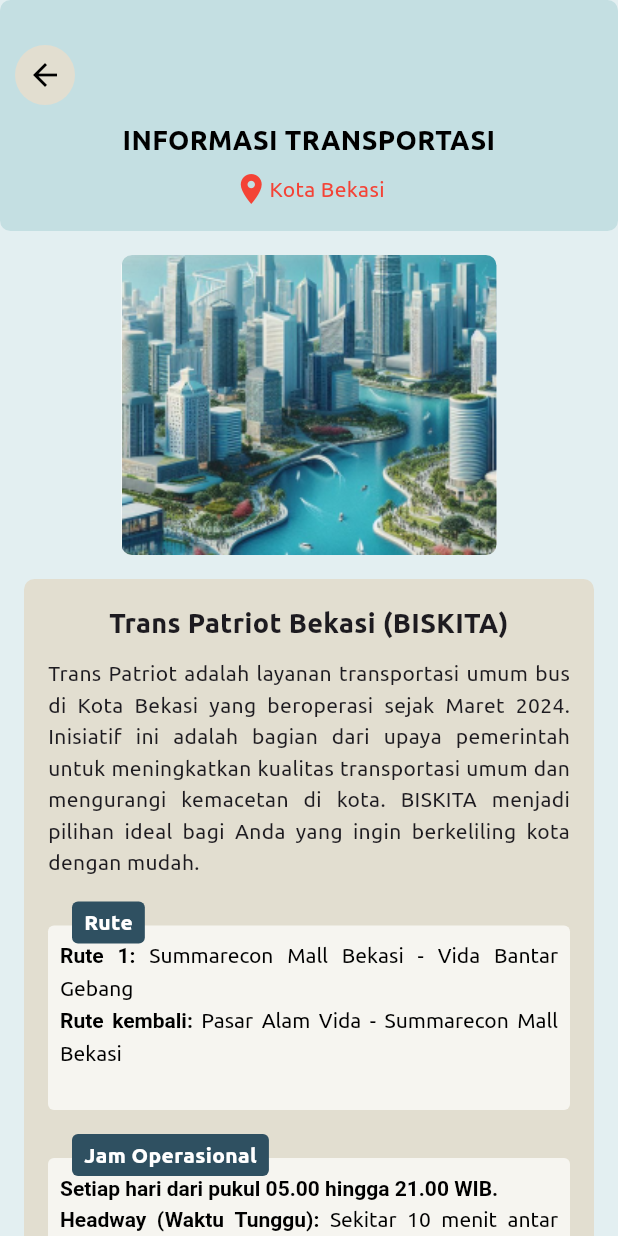
After one commit to Hudzaiflank/Nagarishakti_4Nesia, a Flutter app: the UserTransportationPage screen opened directly, on a phone screen of 412 x 824 dp. The commit adds this screen. Run offline on Flutter 3.47's test engine with Material 3 defaults, Android fonts, the phone set to English and light mode, and no system bars; drawn by our look-alikes of carousel_slider; our stand-ins replace image_picker, sqflite; accounts and stored records are empty.

Commit message:
push transportation page

```diff
--- a/lib/User/Destination/user-Destination-page.dart
+++ b/lib/User/Destination/user-Destination-page.dart
@@ -151,9 +151,7 @@ class UserDestinationPage extends StatelessWidget {
       onTap: () {
         Navigator.push(
           context,
-          MaterialPageRoute(
-              builder: (context) =>
-                  UserDetailDestinationPage()), // Adjust this to your detail page
+          MaterialPageRoute(builder: (context) => UserDetailDestinationPage()),
         );
       },
       child: Padding(
@@ -176,7 +174,7 @@ class UserDestinationPage extends StatelessWidget {
             children: [
               ClipRRect(
                 borderRadius: BorderRadius.all(
-                    Radius.circular(7.0)), // Updated to 7px for all corners
+                    Radius.circular(7.0)), // ini biar semua 7px si pinggirnya
                 child: Image.asset(
                   imagePath,
                   height: 120,
--- a/lib/User/user-home.dart
+++ b/lib/User/user-home.dart
@@ -3,6 +3,7 @@ import 'package:flutter/material.dart';
 import 'Profile/user-profile.dart';
 import 'user-Timeline-Festival.dart';
 import 'Destination/user-Destination-page.dart';
+import 'user-transportation-page.dart';
 
 class UserHome extends StatelessWidget {
   final List<String> imageList = [
@@ -344,7 +345,16 @@ class UserHome extends StatelessWidget {
                           ),
                         ),
                         Divider(height: 1),
-                        ListTile(
+                        GestureDetector(
+                          onTap: () {
+                            Navigator.push(
+                              context,
+                              MaterialPageRoute(
+                                  builder: (context) =>
+                                      UserTransportationPage()),
+                            );
+                          },
+                          child: ListTile(
                             leading: Container(
                               width: 30,
                               child: Image.asset(
@@ -359,9 +369,10 @@ class UserHome extends StatelessWidget {
                               ),
                             ),
                             subtitle: Text(
-                            'Temukan Transportasi yang tepat ke Tempat Wisata tujuan!',
+                              'Informasi tentang sarana transportasi dan akomodasi di daerah Anda',
                               style: TextStyle(fontFamily: 'Ubuntu'),
                               textAlign: TextAlign.justify,
+                            ),
                           ),
                         ),
                       ],
--- /dev/null
+++ b/lib/User/user-transportation-page.dart
@@ -0,0 +1,401 @@
+import 'package:flutter/material.dart';
+import 'package:carousel_slider/carousel_slider.dart';
+
+class UserTransportationPage extends StatefulWidget {
+  @override
+  _UserTransportationPageState createState() => _UserTransportationPageState();
+}
+
+class _UserTransportationPageState extends State<UserTransportationPage> {
+  bool showNewContent = false;
+
+  @override
+  Widget build(BuildContext context) {
+    return Scaffold(
+      backgroundColor: Color(0xFFE3EFF1),
+      body: SingleChildScrollView(
+        child: Column(
+          crossAxisAlignment: CrossAxisAlignment.stretch,
+          children: [
+            Container(
+              padding: EdgeInsets.only(top: 20.0, bottom: 16.0),
+              decoration: BoxDecoration(
+                color: Color(0xFFC4DFE2),
+                borderRadius: BorderRadius.circular(7.0),
+              ),
+              child: Stack(
+                children: [
+                  Positioned(
+                    top: 10,
+                    left: 10,
+                    child: CircleAvatar(
+                      backgroundColor: Color(0xFFE2DED0),
+                      child: IconButton(
+                        icon: Icon(Icons.arrow_back),
+                        color: Colors.black,
+                        onPressed: () {
+                          Navigator.pop(context);
+                        },
+                      ),
+                    ),
+                  ),
+                  Column(
+                    children: [
+                      SizedBox(height: 60),
+                      Text(
+                        'INFORMASI TRANSPORTASI',
+                        style: TextStyle(
+                          fontWeight: FontWeight.bold,
+                          fontFamily: 'Ubuntu',
+                          color: Colors.black,
+                          fontSize: 18,
+                        ),
+                        textAlign: TextAlign.center,
+                      ),
+                      SizedBox(height: 8),
+                      Row(
+                        mainAxisAlignment: MainAxisAlignment.center,
+                        children: [
+                          Icon(
+                            Icons.location_on,
+                            color: Colors.red,
+                          ),
+                          Text(
+                            'Kota Bekasi',
+                            style: TextStyle(
+                              fontFamily: 'Ubuntu',
+                              color: Colors.red,
+                              fontSize: 14,
+                            ),
+                          ),
+                        ],
+                      ),
+                    ],
+                  ),
+                ],
+              ),
+            ),
+            Padding(
+              padding: const EdgeInsets.all(16.0),
+              child: Column(
+                crossAxisAlignment: CrossAxisAlignment.stretch,
+                children: [
+                  CarouselSlider(
+                    options: CarouselOptions(
+                      height: 200.0,
+                      autoPlay: false,
+                      enlargeCenterPage: true,
+                    ),
+                    items: [
+                      'assets/contoh-gambar.png',
+                      'assets/icon.png',
+                      'assets/contoh-gambar.png',
+                      'assets/contoh-gambar.png',
+                      'assets/contoh-gambar.png',
+                    ].map((i) {
+                      return Builder(
+                        builder: (BuildContext context) {
+                          return GestureDetector(
+                            onTap: () {
+                              setState(() {
+                                showNewContent = i == 'assets/icon.png';
+                              });
+                            },
+                            child: Container(
+                              width: 250,
+                              margin: EdgeInsets.symmetric(horizontal: 5.0),
+                              decoration: BoxDecoration(
+                                color: Colors.white,
+                                borderRadius: BorderRadius.circular(7.0),
+                              ),
+                              child: ClipRRect(
+                                borderRadius: BorderRadius.circular(7.0),
+                                child: Image.asset(i, fit: BoxFit.cover),
+                              ),
+                            ),
+                          );
+                        },
+                      );
+                    }).toList(),
+                  ),
+                  SizedBox(height: 16),
+                  showNewContent
+                      ? Container(
+                          padding: EdgeInsets.all(16.0),
+                          decoration: BoxDecoration(
+                            color: Color(0xFFE2DED0),
+                            borderRadius: BorderRadius.circular(7.0),
+                          ),
+                          child: Column(
+                            crossAxisAlignment: CrossAxisAlignment.stretch,
+                            children: [
+                              Text(
+                                'Angkutan Kota (Angkot)',
+                                style: TextStyle(
+                                  fontWeight: FontWeight.bold,
+                                  fontFamily: 'Ubuntu',
+                                  fontSize: 18,
+                                ),
+                                textAlign: TextAlign.center,
+                              ),
+                              SizedBox(height: 10),
+                              Text(
+                                'Angkutan kota (angkot) adalah salah satu moda transportasi utama di Bekasi yang menyediakan layanan transportasi yang luas dan menjangkau berbagai area di kota. Berikut adalah beberapa informasi rinci mengenai angkutan kota di Bekasi:',
+                                style: TextStyle(
+                                  fontFamily: 'Ubuntu',
+                                  fontSize: 14,
+                                  height: 1.5,
+                                ),
+                                textAlign: TextAlign.justify,
+                              ),
+                              SizedBox(height: 16),
+                              buildInfoSection(
+                                'Rute',
+                                'K01: Terminal Bekasi - Pondok Gede - Pasar Rebo\n'
+                                    'K02: Terminal Bekasi - Bulak Kapal - Cikarang\n'
+                                    'K03: Harapan Indah - Bekasi Timur\n'
+                                    'K04: Terminal Bekasi - Cibitung - Ujung Harapan\n'
+                                    'K05: Summarecon Bekasi - Kalimalang - Jatiasih',
+                                boldText: [
+                                  'K01:',
+                                  'K02:',
+                                  'K03:',
+                                  'K04:',
+                                  'K05:'
+                                ],
+                              ),
+                              buildInfoSection(
+                                'Jam Operasional',
+                                'Angkot di Bekasi beroperasi dari pagi hingga malam, dengan jam operasional yang bervariasi tergantung pada rute dan hari.\n'
+                                    'Biasanya: 05.00 WIB s.d. 22.00 WIB',
+                                boldText: ['Biasanya:'],
+                              ),
+                              buildInfoSection(
+                                'Tarif',
+                                'Bervariasi tergantung pada jarak perjalanan, biasanya berkisar antara Rp 4.000 hingga Rp 10.000 per perjalanan.',
+                                boldText: [
+                                  'Bervariasi tergantung pada jarak perjalanan,'
+                                ],
+                              ),
+                              buildInfoSection(
+                                'Fasilitas',
+                                'Tempat Duduk: Kapasitas tempat duduk bervariasi, biasanya mampu menampung sekitar 10-12 penumpang.\n'
+                                    'Keamanan Angkot di Bekasi: biasanya sederhana, tapi ada beberapa angkot yang sudah menyediakan AC dan beberapa fasilitas tambahan.',
+                                boldText: [
+                                  'Tempat Duduk:',
+                                  'Keamanan Angkot di Bekasi:'
+                                ],
+                              ),
+                              buildInfoSection(
+                                'Kelebihan',
+                                '• Jangkauan Luas: Angkot menjangkau berbagai wilayah di Bekasi, termasuk area-area yang mungkin tidak dilalui oleh transportasi umum lain.\n'
+                                    '• Fleksibilitas: Angkot lebih fleksibel dalam mengatur rute dan waktu operasionalnya, memberikan fleksibilitas bagi penumpang.\n'
+                                    '• Biaya Relatif Rendah: Angkot umumnya lebih terjangkau dibandingkan dengan beberapa moda transportasi lainnya, sehingga mengurangi pengeluaran bagi pengguna yang rutin.',
+                                boldText: [
+                                  '• Jangkauan Luas:',
+                                  '• Fleksibilitas:',
+                                  '• Biaya Relatif Rendah:'
+                                ],
+                              ),
+                            ],
+                          ),
+                        )
+                      : Container(
+                          padding: EdgeInsets.all(16.0),
+                          decoration: BoxDecoration(
+                            color: Color(0xFFE2DED0),
+                            borderRadius: BorderRadius.circular(7.0),
+                          ),
+                          child: Column(
+                            crossAxisAlignment: CrossAxisAlignment.stretch,
+                            children: [
+                              Text(
+                                'Trans Patriot Bekasi (BISKITA)',
+                                style: TextStyle(
+                                  fontWeight: FontWeight.bold,
+                                  fontFamily: 'Ubuntu',
+                                  fontSize: 18,
+                                ),
+                                textAlign: TextAlign.center,
+                              ),
+                              SizedBox(height: 10),
+                              Text(
+                                'Trans Patriot adalah layanan transportasi umum bus di Kota Bekasi yang beroperasi sejak Maret 2024. '
+                                'Inisiatif ini adalah bagian dari upaya pemerintah untuk meningkatkan kualitas transportasi umum '
+                                'dan mengurangi kemacetan di kota. BISKITA menjadi pilihan ideal bagi Anda yang ingin berkeliling kota dengan mudah.',
+                                style: TextStyle(
+                                  fontFamily: 'Ubuntu',
+                                  fontSize: 14,
+                                  height: 1.5,
+                                ),
+                                textAlign: TextAlign.justify,
+                              ),
+                              SizedBox(height: 16),
+                              buildInfoSection(
+                                'Rute',
+                                'Rute 1: Summarecon Mall Bekasi - Vida Bantar Gebang\n'
+                                    'Rute kembali: Pasar Alam Vida - Summarecon Mall Bekasi',
+                                boldText: ['Rute 1:', 'Rute kembali:'],
+                              ),
+                              buildInfoSection(
+                                'Jam Operasional',
+                                'Setiap hari dari pukul 05.00 hingga 21.00 WIB.\n'
+                                    'Headway (Waktu Tunggu): Sekitar 10 menit antar bus, memastikan frekuensi yang tinggi '
+                                    'dan mengurangi waktu tunggu penumpang.',
+                                boldText: [
+                                  'Setiap hari dari pukul 05.00 hingga 21.00 WIB.',
+                                  'Headway (Waktu Tunggu):'
+                                ],
+                              ),
+                              buildInfoSection(
+                                'Tarif',
+                                'Selama masa uji coba, layanan ini gratis. '
+                                    'Penumpang hanya perlu melakukan tap kartu pembayaran elektronik seperti E-money, Flazz, '
+                                    'atau Brizzi di pintu masuk bus.',
+                                boldText: [
+                                  'Selama masa uji coba, layanan ini gratis.'
+                                ],
+                              ),
+                              buildInfoSection(
+                                'Fasilitas di Dalam Bus:',
+                                '• AC untuk kenyamanan penumpang.\n'
+                                    '• Kursi yang nyaman dan cukup untuk penumpang.\n'
+                                    '• Ruang untuk berdiri dengan pegangan tangan yang aman.\n'
+                                    '• Informasi rute dan pemberhentian melalui layar di dalam bus.\n\n'
+                                    'Fasilitas di Halte:\n'
+                                    '• Tempat duduk yang cukup nyaman.\n'
+                                    '• Informasi rute dan bus yang jelas.\n'
+                                    '• Pengawasan keamanan melalui CCTV.',
+                                boldText: [
+                                  'Fasilitas di Dalam Bus:',
+                                  'Fasilitas di Halte:'
+                                ],
+                              ),
+                              buildInfoSection(
+                                'Konektivitas',
+                                'KRL Commuter Line: Terhubung di Stasiun Bekasi dan Stasiun Kranji.\n'
+                                    'LRT: Terhubung di Stasiun LRT Bekasi Barat, memudahkan akses ke wilayah Jabodetabek.\n'
+                                    'Angkot dan Bus Kota: Menghubungkan berbagai titik di dalam dan luar Bekasi.',
+                                boldText: [
+                                  'KRL Commuter Line:',
+                                  'LRT:',
+                                  'Angkot dan Bus Kota:'
+                                ],
+                              ),
+                            ],
+                          ),
+                        ),
+                ],
+              ),
+            ),
+          ],
+        ),
+      ),
+    );
+  }
+
+  Widget buildInfoSection(String title, String content,
+      {List<String>? boldText}) {
+    return Padding(
+      padding: const EdgeInsets.only(bottom: 16.0),
+      child: Stack(
+        children: [
+          Container(
+            padding: EdgeInsets.all(8.0),
+            margin: EdgeInsets.only(top: 16.0),
+            decoration: BoxDecoration(
+              color: Color(0xFFF6F5F0),
+              borderRadius: BorderRadius.circular(4.0),
+            ),
+            child: RichText(
+              text: TextSpan(
+                children: _buildTextSpans(content, boldText),
+                style: TextStyle(
+                  fontFamily: 'Ubuntu',
+                  fontSize: 14,
+                  color: Colors.black,
+                  height: 1.5,
+                ),
+              ),
+              textAlign: TextAlign.justify,
+            ),
+          ),
+          Positioned(
+            left: 16,
+            top: 0,
+            child: Container(
+              padding: EdgeInsets.symmetric(horizontal: 8.0, vertical: 4.0),
+              decoration: BoxDecoration(
+                color: Color(0xFF2F5061),
+                borderRadius: BorderRadius.circular(4.0),
+              ),
+              child: Text(
+                title,
+                style: TextStyle(
+                  fontWeight: FontWeight.bold,
+                  fontFamily: 'Ubuntu',
+                  fontSize: 14,
+                  color: Colors.white,
+                ),
+              ),
+            ),
+          ),
+        ],
+      ),
+    );
+  }
+
+  List<TextSpan> _buildTextSpans(String content, List<String>? boldText) {
+    List<TextSpan> spans = [];
+    List<String> parts = content.split('\n');
+    for (String part in parts) {
+      if (boldText != null) {
+        bool isBold = false;
+        for (String bold in boldText) {
+          if (part.contains(bold)) {
+            spans.add(TextSpan(
+              text: bold,
+              style: TextStyle(fontWeight: FontWeight.bold),
+            ));
+            spans.add(TextSpan(
+              text: part.replaceFirst(bold, ''),
+            ));
+            spans.add(TextSpan(text: '\n'));
+            isBold = true;
+            break;
+          }
+        }
+        if (!isBold) {
+          spans.add(TextSpan(text: part));
+          spans.add(TextSpan(text: '\n'));
+        }
+      } else {
+        spans.add(TextSpan(text: part));
+        spans.add(TextSpan(text: '\n'));
+      }
+    }
+    return spans;
+  }
+
+  List<InlineSpan> _buildCustomBulletList(List<String> items) {
+    return items
+        .map((item) => WidgetSpan(
+              alignment: PlaceholderAlignment.baseline,
+              baseline: TextBaseline.alphabetic,
+              child: Padding(
+                padding: EdgeInsets.only(bottom: 4.0),
+                child: Row(
+                  crossAxisAlignment: CrossAxisAlignment.start,
+                  children: [
+                    Text("• "),
+                    Expanded(
+                      child: Text(item,
+                          style: TextStyle(fontSize: 14, height: 1.5)),
+                    ),
+                  ],
+                ),
+              ),
+            ))
+        .toList();
+  }
+}
```
Lines whose indentation alone changed are shown as unchanged.
